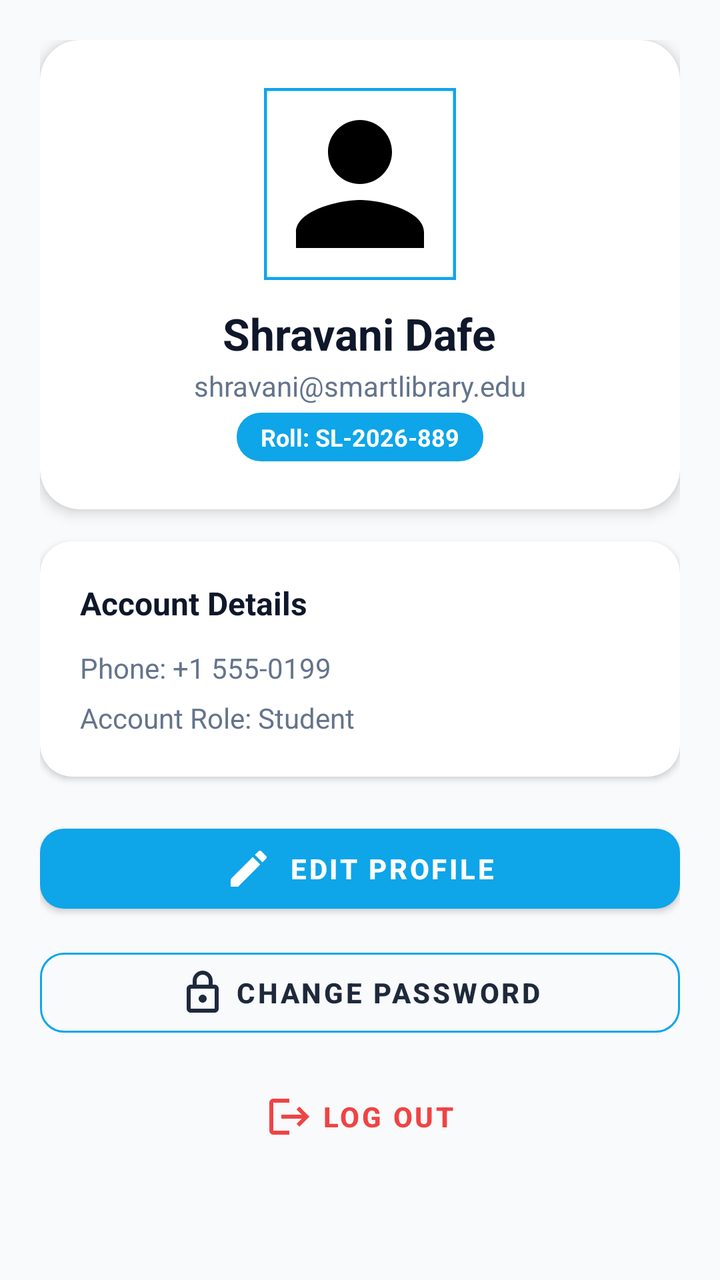
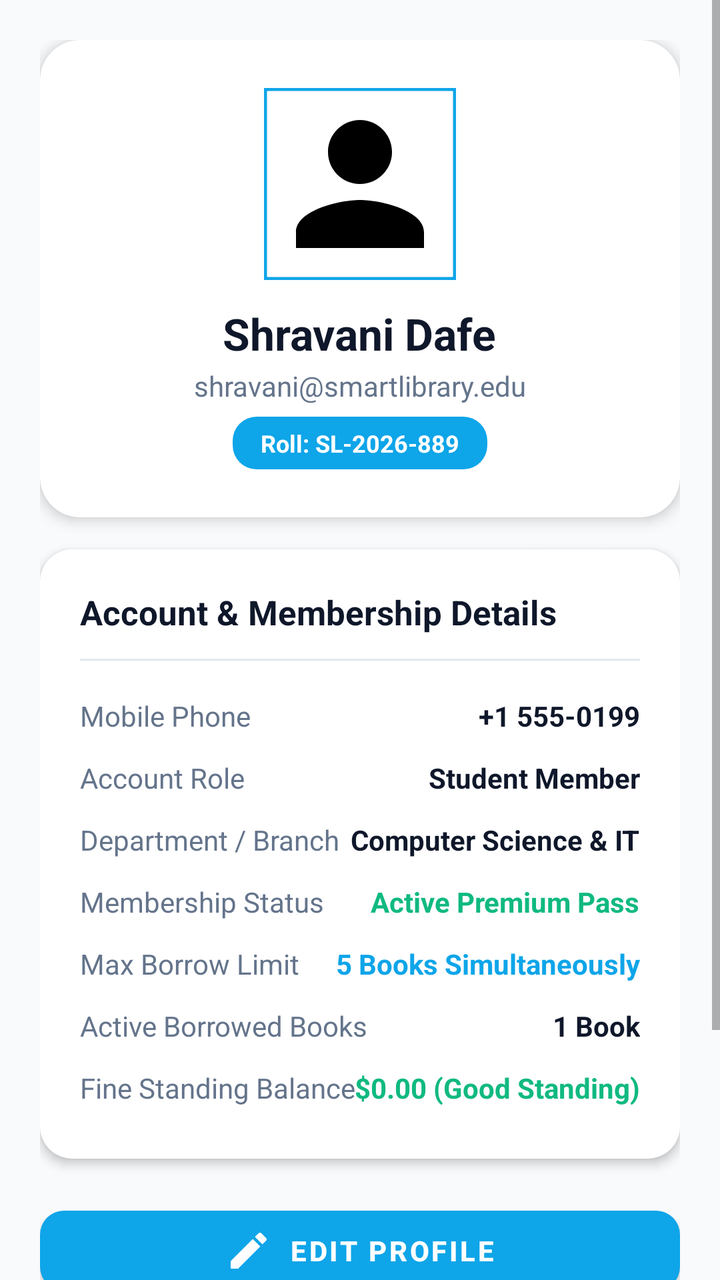

Before-and-after screenshots of an Android layout around one commit, followed by the original layout XML and the change that was made.
<!-- AndroidManifest.xml: application theme Theme.SmartLibrary -->
<!-- res/layout/fragment_profile.xml -->
<?xml version="1.0" encoding="utf-8"?>
<ScrollView xmlns:android="http://schemas.android.com/apk/res/android"
    xmlns:app="http://schemas.android.com/apk/res-auto"
    android:layout_width="match_parent"
    android:layout_height="match_parent"
    android:background="@color/background"
    android:fillViewport="true">

    <LinearLayout
        android:layout_width="match_parent"
        android:layout_height="wrap_content"
        android:orientation="vertical"
        android:padding="20dp">

        
        <com.google.android.material.card.MaterialCardView
            android:layout_width="match_parent"
            android:layout_height="wrap_content"
            app:cardBackgroundColor="@color/surface"
            app:cardCornerRadius="20dp"
            app:cardElevation="4dp"
            app:strokeColor="@color/card_stroke">

            <LinearLayout
                android:layout_width="match_parent"
                android:layout_height="wrap_content"
                android:gravity="center_horizontal"
                android:orientation="vertical"
                android:padding="24dp">

                <com.google.android.material.imageview.ShapeableImageView
                    android:id="@+id/imgProfileAvatar"
                    android:layout_width="96dp"
                    android:layout_height="96dp"
                    android:contentDescription="Profile Photo"
                    android:scaleType="centerCrop"
                    android:src="@drawable/ic_profile"
                    app:cornerSize="50%"
                    app:strokeColor="@color/accent"
                    app:strokeWidth="3dp" />

                <TextView
                    android:id="@+id/tvProfileName"
                    android:layout_width="wrap_content"
                    android:layout_height="wrap_content"
                    android:layout_marginTop="12dp"
                    android:text="Shravani Dafe"
                    android:textColor="@color/text_primary"
                    android:textSize="22sp"
                    android:textStyle="bold" />

                <TextView
                    android:id="@+id/tvProfileEmail"
                    android:layout_width="wrap_content"
                    android:layout_height="wrap_content"
                    android:layout_marginTop="2dp"
                    android:text="shravani@smartlibrary.edu"
                    android:textColor="@color/text_secondary"
                    android:textSize="14sp" />

                <TextView
                    android:id="@+id/tvProfileRoll"
                    android:layout_width="wrap_content"
                    android:layout_height="wrap_content"
                    android:layout_marginTop="4dp"
                    android:background="@drawable/bg_chip_selected"
                    android:paddingHorizontal="12dp"
                    android:paddingVertical="4dp"
                    android:text="Roll: SL-2026-889"
                    android:textColor="@color/white"
                    android:textSize="12sp"
                    android:textStyle="bold" />

            </LinearLayout>
        </com.google.android.material.card.MaterialCardView>

        
        <com.google.android.material.card.MaterialCardView
            android:layout_width="match_parent"
            android:layout_height="wrap_content"
            android:layout_marginTop="16dp"
            app:cardBackgroundColor="@color/surface"
            app:cardCornerRadius="16dp"
            app:cardElevation="2dp"
            app:strokeColor="@color/card_stroke">

            <LinearLayout
                android:layout_width="match_parent"
                android:layout_height="wrap_content"
                android:orientation="vertical"
                android:padding="20dp">

                <TextView
                    android:layout_width="wrap_content"
                    android:layout_height="wrap_content"
                    android:text="Account Details"
                    android:textColor="@color/text_primary"
                    android:textSize="16sp"
                    android:textStyle="bold" />

                <TextView
                    android:id="@+id/tvProfilePhone"
                    android:layout_width="wrap_content"
                    android:layout_height="wrap_content"
                    android:layout_marginTop="12dp"
                    android:text="Phone: +1 555-0199"
                    android:textColor="@color/text_secondary"
                    android:textSize="14sp" />

                <TextView
                    android:id="@+id/tvProfileRole"
                    android:layout_width="wrap_content"
                    android:layout_height="wrap_content"
                    android:layout_marginTop="6dp"
                    android:text="Account Role: Student"
                    android:textColor="@color/text_secondary"
                    android:textSize="14sp" />

            </LinearLayout>
        </com.google.android.material.card.MaterialCardView>

        
        <com.google.android.material.button.MaterialButton
            android:id="@+id/btnEditProfile"
            android:layout_width="match_parent"
            android:layout_height="52dp"
            android:layout_marginTop="20dp"
            android:text="EDIT PROFILE"
            android:textSize="14sp"
            android:textStyle="bold"
            app:backgroundTint="@color/accent"
            app:cornerRadius="12dp"
            app:icon="@drawable/ic_edit"
            app:iconGravity="textStart" />

        <com.google.android.material.button.MaterialButton
            android:id="@+id/btnChangePassword"
            style="@style/Widget.MaterialComponents.Button.OutlinedButton"
            android:layout_width="match_parent"
            android:layout_height="52dp"
            android:layout_marginTop="10dp"
            android:text="CHANGE PASSWORD"
            android:textSize="14sp"
            android:textStyle="bold"
            app:cornerRadius="12dp"
            app:icon="@drawable/ic_lock"
            app:iconGravity="textStart"
            app:strokeColor="@color/accent" />

        <com.google.android.material.button.MaterialButton
            android:id="@+id/btnLogoutProfile"
            style="@style/Widget.MaterialComponents.Button.TextButton"
            android:layout_width="match_parent"
            android:layout_height="52dp"
            android:layout_marginTop="10dp"
            android:text="LOG OUT"
            android:textColor="@color/danger"
            android:textSize="14sp"
            android:textStyle="bold"
            app:icon="@drawable/ic_logout"
            app:iconGravity="textStart"
            app:iconTint="@color/danger" />

    </LinearLayout>
</ScrollView>
<!-- resources referenced by this layout -->
<resources>
  <color name="accent">#0EA5E9</color>
  <color name="background">#F8FAFC</color>
  <color name="card_stroke">#CBD5E1</color>
  <color name="danger">#EF4444</color>
  <color name="surface">#FFFFFF</color>
  <color name="text_primary">#0F172A</color>
  <color name="text_secondary">#64748B</color>
  <color name="white">#FFFFFF</color>
  <!-- drawable bg_chip_selected (drawable) -->
  <?xml version="1.0" encoding="utf-8"?>
  <shape xmlns:android="http://schemas.android.com/apk/res/android"
      android:shape="rectangle">
      <solid android:color="@color/accent" />
      <corners android:radius="12dp" />
  </shape>
  <!-- drawable ic_edit (drawable) -->
  <vector xmlns:android="http://schemas.android.com/apk/res/android"
      android:width="24dp"
      android:height="24dp"
      android:viewportWidth="24"
      android:viewportHeight="24">
    <path
        android:fillColor="#FF000000"
        android:pathData="M3,17.25V21h3.75L17.81,9.94l-3.75,-3.75L3,17.25zM20.71,7.04c0.39,-0.39 0.39,-1.02 0,-1.41l-2.34,-2.34c-0.39,-0.39 -1.02,-0.39 -1.41,0l-1.83,1.83 3.75,3.75 1.83,-1.83z"/>
  </vector>
  <!-- drawable ic_lock (drawable) -->
  <vector xmlns:android="http://schemas.android.com/apk/res/android"
      android:width="24dp"
      android:height="24dp"
      android:viewportWidth="24"
      android:viewportHeight="24">
    <path
        android:fillColor="#FF000000"
        android:pathData="M18,8h-1V6c0,-2.76 -2.24,-5 -5,-5S7,3.24 7,6v2H6c-1.1,0 -2,0.9 -2,2v10c0,1.1 0.9,2 2,2h12c1.1,0 2,-0.9 2,-2V10c0,-1.1 -0.9,-2 -2,-2zM9,6c0,-1.66 1.34,-3 3,-3s3,1.34 3,3v2H9V6zm9,14H6V10h12v10zm-6,-3c1.1,0 2,-0.9 2,-2s-0.9,-2 -2,-2 -2,0.9 -2,2 0.9,2 2,2z"/>
  </vector>
  <!-- drawable ic_logout (drawable) -->
  <vector xmlns:android="http://schemas.android.com/apk/res/android"
      android:width="24dp"
      android:height="24dp"
      android:viewportWidth="24"
      android:viewportHeight="24">
    <path
        android:fillColor="#FF000000"
        android:pathData="M17,7l-1.41,1.41L18.17,11H8v2h10.17l-2.58,2.58L17,17l5,-5zM4,5h8V3H4c-1.1,0 -2,0.9 -2,2v14c0,1.1 0.9,2 2,2h8v-2H4V5z"/>
  </vector>
  <!-- drawable ic_profile (drawable) -->
  <vector xmlns:android="http://schemas.android.com/apk/res/android"
      android:width="24dp"
      android:height="24dp"
      android:viewportWidth="24"
      android:viewportHeight="24">
    <path
        android:fillColor="#FF000000"
        android:pathData="M12,12c2.21,0 4,-1.79 4,-4s-1.79,-4 -4,-4 -4,1.79 -4,4 1.79,4 4,4zm0,2c-2.67,0 -8,1.34 -8,4v2h16v-2c0,-2.66 -5.33,-4 -8,-4z"/>
  </vector>
  <style name="Theme.SmartLibrary" parent="Base.Theme.SmartLibrary" />
  <style name="Base.Theme.SmartLibrary" parent="Theme.MaterialComponents.DayNight.NoActionBar">
          
          <item name="colorPrimary">@color/primary</item>
          <item name="colorPrimaryVariant">@color/primary_dark</item>
          <item name="colorOnPrimary">@color/white</item>
          
          <item name="colorSecondary">@color/accent</item>
          <item name="colorSecondaryVariant">@color/accent_dark</item>
          <item name="colorOnSecondary">@color/white</item>
          
          <item name="android:statusBarColor">@color/primary_dark</item>
          <item name="android:windowLightStatusBar">false</item>
          
          <item name="android:windowBackground">@color/background</item>
      </style>
  <color name="primary">#1E293B</color>
  <color name="primary_dark">#0F172A</color>
  <color name="accent_dark">#0284C7</color>
</resources>

<!-- the commit's change to res/layout/fragment_profile.xml (unified diff, before → after) -->
@@ -62,10 +62,10 @@
                     android:id="@+id/tvProfileRoll"
                     android:layout_width="wrap_content"
                     android:layout_height="wrap_content"
-                    android:layout_marginTop="4dp"
+                    android:layout_marginTop="6dp"
                     android:background="@drawable/bg_chip_selected"
-                    android:paddingHorizontal="12dp"
-                    android:paddingVertical="4dp"
+                    android:paddingHorizontal="14dp"
+                    android:paddingVertical="5dp"
                     android:text="Roll: SL-2026-889"
                     android:textColor="@color/white"
                     android:textSize="12sp"
@@ -81,7 +81,7 @@
             android:layout_marginTop="16dp"
             app:cardBackgroundColor="@color/surface"
             app:cardCornerRadius="16dp"
-            app:cardElevation="2dp"
+            app:cardElevation="3dp"
             app:strokeColor="@color/card_stroke">
 
             <LinearLayout
@@ -93,28 +93,184 @@
                 <TextView
                     android:layout_width="wrap_content"
                     android:layout_height="wrap_content"
-                    android:text="Account Details"
+                    android:text="Account &amp; Membership Details"
                     android:textColor="@color/text_primary"
-                    android:textSize="16sp"
+                    android:textSize="17sp"
                     android:textStyle="bold" />
 
-                <TextView
-                    android:id="@+id/tvProfilePhone"
-                    android:layout_width="wrap_content"
-                    android:layout_height="wrap_content"
-                    android:layout_marginTop="12dp"
-                    android:text="Phone: +1 555-0199"
-                    android:textColor="@color/text_secondary"
-                    android:textSize="14sp" />
-
-                <TextView
-                    android:id="@+id/tvProfileRole"
-                    android:layout_width="wrap_content"
-                    android:layout_height="wrap_content"
-                    android:layout_marginTop="6dp"
-                    android:text="Account Role: Student"
-                    android:textColor="@color/text_secondary"
-                    android:textSize="14sp" />
+                <View
+                    android:layout_width="match_parent"
+                    android:layout_height="1dp"
+                    android:layout_marginVertical="12dp"
+                    android:background="@color/divider" />
+
+                
+                <RelativeLayout
+                    android:layout_width="match_parent"
+                    android:layout_height="wrap_content"
+                    android:paddingVertical="6dp">
+
+                    <TextView
+                        android:layout_width="wrap_content"
+                        android:layout_height="wrap_content"
+                        android:text="Mobile Phone"
+                        android:textColor="@color/text_secondary"
+                        android:textSize="14sp" />
+
+                    <TextView
+                        android:id="@+id/tvProfilePhone"
+                        android:layout_width="wrap_content"
+                        android:layout_height="wrap_content"
+                        android:layout_alignParentEnd="true"
+                        android:text="+1 555-0199"
+                        android:textColor="@color/text_primary"
+                        android:textSize="14sp"
+                        android:textStyle="bold" />
+                </RelativeLayout>
+
+                
+                <RelativeLayout
+                    android:layout_width="match_parent"
+                    android:layout_height="wrap_content"
+                    android:paddingVertical="6dp">
+
+                    <TextView
+                        android:layout_width="wrap_content"
+                        android:layout_height="wrap_content"
+                        android:text="Account Role"
+                        android:textColor="@color/text_secondary"
+                        android:textSize="14sp" />
+
+                    <TextView
+                        android:id="@+id/tvProfileRole"
+                        android:layout_width="wrap_content"
+                        android:layout_height="wrap_content"
+                        android:layout_alignParentEnd="true"
+                        android:text="Student Member"
+                        android:textColor="@color/text_primary"
+                        android:textSize="14sp"
+                        android:textStyle="bold" />
+                </RelativeLayout>
+
+                
+                <RelativeLayout
+                    android:layout_width="match_parent"
+                    android:layout_height="wrap_content"
+                    android:paddingVertical="6dp">
+
+                    <TextView
+                        android:layout_width="wrap_content"
+                        android:layout_height="wrap_content"
+                        android:text="Department / Branch"
+                        android:textColor="@color/text_secondary"
+                        android:textSize="14sp" />
+
+                    <TextView
+                        android:id="@+id/tvProfileDepartment"
+                        android:layout_width="wrap_content"
+                        android:layout_height="wrap_content"
+                        android:layout_alignParentEnd="true"
+                        android:text="Computer Science &amp; IT"
+                        android:textColor="@color/text_primary"
+                        android:textSize="14sp"
+                        android:textStyle="bold" />
+                </RelativeLayout>
+
+                
+                <RelativeLayout
+                    android:layout_width="match_parent"
+                    android:layout_height="wrap_content"
+                    android:paddingVertical="6dp">
+
+                    <TextView
+                        android:layout_width="wrap_content"
+                        android:layout_height="wrap_content"
+                        android:text="Membership Status"
+                        android:textColor="@color/text_secondary"
+                        android:textSize="14sp" />
+
+                    <TextView
+                        android:id="@+id/tvProfileMembershipStatus"
+                        android:layout_width="wrap_content"
+                        android:layout_height="wrap_content"
+                        android:layout_alignParentEnd="true"
+                        android:text="Active Premium Pass"
+                        android:textColor="@color/success"
+                        android:textSize="14sp"
+                        android:textStyle="bold" />
+                </RelativeLayout>
+
+                
+                <RelativeLayout
+                    android:layout_width="match_parent"
+                    android:layout_height="wrap_content"
+                    android:paddingVertical="6dp">
+
+                    <TextView
+                        android:layout_width="wrap_content"
+                        android:layout_height="wrap_content"
+                        android:text="Max Borrow Limit"
+                        android:textColor="@color/text_secondary"
+                        android:textSize="14sp" />
+
+                    <TextView
+                        android:id="@+id/tvProfileBorrowLimit"
+                        android:layout_width="wrap_content"
+                        android:layout_height="wrap_content"
+                        android:layout_alignParentEnd="true"
+                        android:text="5 Books Simultaneously"
+                        android:textColor="@color/accent"
+                        android:textSize="14sp"
+                        android:textStyle="bold" />
+                </RelativeLayout>
+
+                
+                <RelativeLayout
+                    android:layout_width="match_parent"
+                    android:layout_height="wrap_content"
+                    android:paddingVertical="6dp">
+
+                    <TextView
+                        android:layout_width="wrap_content"
+                        android:layout_height="wrap_content"
+                        android:text="Active Borrowed Books"
+                        android:textColor="@color/text_secondary"
+                        android:textSize="14sp" />
+
+                    <TextView
+                        android:id="@+id/tvProfileActiveLoans"
+                        android:layout_width="wrap_content"
+                        android:layout_height="wrap_content"
+                        android:layout_alignParentEnd="true"
+                        android:text="1 Book"
+                        android:textColor="@color/text_primary"
+                        android:textSize="14sp"
+                        android:textStyle="bold" />
+                </RelativeLayout>
+
+                
+                <RelativeLayout
+                    android:layout_width="match_parent"
+                    android:layout_height="wrap_content"
+                    android:paddingVertical="6dp">
+
+                    <TextView
+                        android:layout_width="wrap_content"
+                        android:layout_height="wrap_content"
+                        android:text="Fine Standing Balance"
+                        android:textColor="@color/text_secondary"
+                        android:textSize="14sp" />
+
+                    <TextView
+                        android:id="@+id/tvProfileFineStanding"
+                        android:layout_width="wrap_content"
+                        android:layout_height="wrap_content"
+                        android:layout_alignParentEnd="true"
+                        android:text="$0.00 (Good Standing)"
+                        android:textColor="@color/success"
+                        android:textSize="14sp"
+                        android:textStyle="bold" />
+                </RelativeLayout>
 
             </LinearLayout>
         </com.google.android.material.card.MaterialCardView>
<!-- resource entries referenced after the edit -->
@@ -4,6 +4,8 @@
   <color name="background">#F8FAFC</color>
   <color name="card_stroke">#CBD5E1</color>
   <color name="danger">#EF4444</color>
+  <color name="divider">#E2E8F0</color>
+  <color name="success">#10B981</color>
   <color name="surface">#FFFFFF</color>
   <color name="text_primary">#0F172A</color>
   <color name="text_secondary">#64748B</color>
